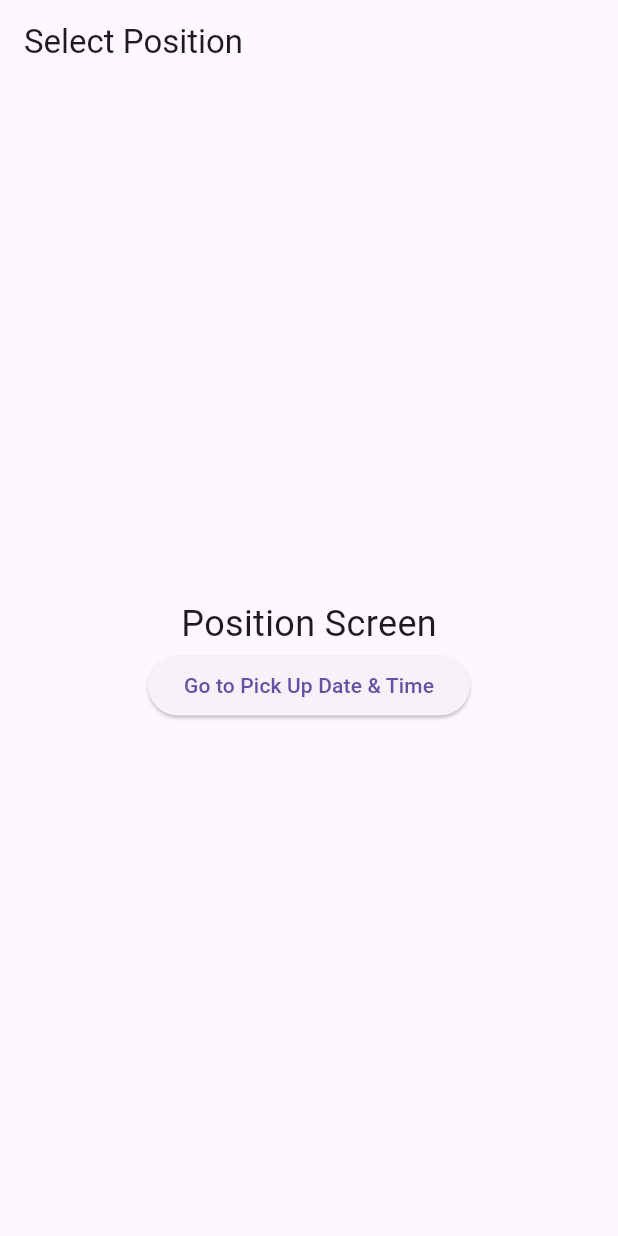
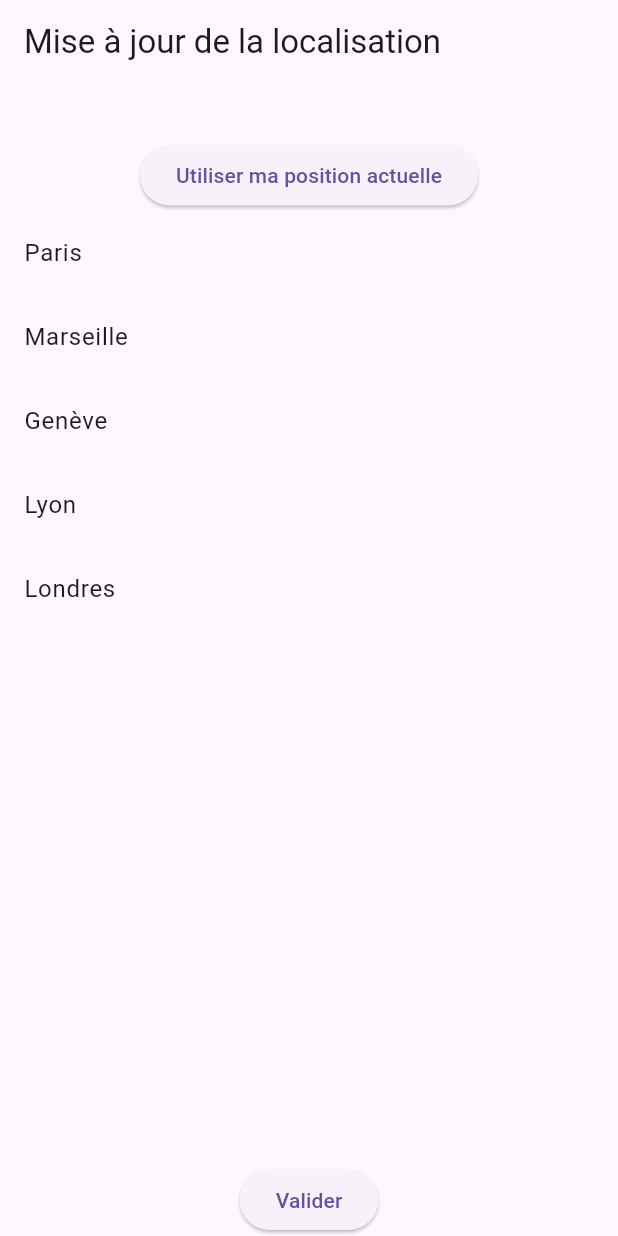
Before and after one commit to ByWizKi/BestRent, a Flutter app: the screen it shows after launch, on a phone screen of 412 x 824 dp. Run offline on Flutter 3.47's test engine with Material 3 defaults, Android fonts, the phone set to English and light mode, and no system bars; our stand-ins replace geolocator.

Commit message:
issue 1.1 : terminer ajout de la position courrante plus test ok

```diff
--- /dev/null
+++ b/lib/controllers/user_controller.dart
@@ -0,0 +1,43 @@
+import 'package:best_rent/models/user.dart';
+import 'package:geolocator/geolocator.dart';
+
+class UserController {
+  User user;
+
+  UserController(this.user);
+
+  Future<void> updateCoordinatesFromDevice() async {
+    Position position = await _determinePosition();
+    user.longitude = position.longitude;
+    user.latitude = position.latitude;
+  }
+
+  Future<void> updateCoordinatesFromCity(String city) async {
+    await user.setCoordinatesFromCity(city);
+  }
+
+  Future<Position> _determinePosition() async {
+    bool serviceEnabled;
+    LocationPermission permission;
+
+    serviceEnabled = await Geolocator.isLocationServiceEnabled();
+    if (!serviceEnabled) {
+      return Future.error('Les services de localisation sont désactivés.');
+    }
+
+    permission = await Geolocator.checkPermission();
+    if (permission == LocationPermission.denied) {
+      permission = await Geolocator.requestPermission();
+      if (permission == LocationPermission.denied) {
+        return Future.error('Les permissions de localisation sont refusées');
+      }
+    }
+
+    if (permission == LocationPermission.deniedForever) {
+      return Future.error(
+          'Les permissions de localisation sont définitivement refusées, nous ne pouvons pas demander les permissions.');
+    }
+
+    return await Geolocator.getCurrentPosition();
+  }
+}
--- a/lib/models/user.dart
+++ b/lib/models/user.dart
@@ -1,7 +1,6 @@
 // ignore_for_file: unnecessary_getters_setters, avoid_print
 
 import 'dart:convert';
-
 import 'package:http/http.dart' as http;
 
 /// Classe User pour représenter un utilisateur avec ses informations géographiques et temporelles.
--- a/lib/views/screens/position_screen.dart
+++ b/lib/views/screens/position_screen.dart
@@ -1,34 +1,80 @@
-// fichier: lib/views/position_screen.dart
-
-import 'package:best_rent/views/screens/pick_up_datetime_screen.dart'; // Assurez-vous d'importer correctement PickUpDateTimeScreen
+import 'package:best_rent/controllers/user_controller.dart';
+import 'package:best_rent/models/user.dart';
+import 'package:best_rent/views/screens/pick_up_datetime_screen.dart';
 import 'package:flutter/material.dart';
 
-class PositionScreen extends StatelessWidget {
-  const PositionScreen({super.key});
+class UserLocationPage extends StatefulWidget {
+  const UserLocationPage({super.key});
+
+  @override
+  _UserLocationPageState createState() => _UserLocationPageState();
+}
+
+class _UserLocationPageState extends State<UserLocationPage> {
+  final UserController _userController =
+      UserController(User(longitude: 0.0, latitude: 0.0));
+  final List<String> _cities = [
+    'Paris',
+    'Marseille',
+    'Genève',
+    'Lyon',
+    'Londres'
+  ];
+  String _locationMessage = '';
+
+  Future<void> _updateLocationDisplay() async {
+    String cityName =
+        await _userController.user.coordinatesToCity() ?? 'Ville inconnue';
+    setState(() {
+      _locationMessage =
+          'Longitude: ${_userController.user.longitude}, Latitude: ${_userController.user.latitude}, Ma ville : $cityName';
+    });
+  }
 
   @override
   Widget build(BuildContext context) {
     return Scaffold(
       appBar: AppBar(
-        title: const Text('Select Position'),
-        automaticallyImplyLeading: false,
+        title: const Text('Mise à jour de la localisation'),
       ),
-      body: Center(
-        child: Column(
-          mainAxisAlignment: MainAxisAlignment.center,
+      body: Column(
         children: <Widget>[
-            const Text('Position Screen', style: TextStyle(fontSize: 24)),
+          Padding(
+            padding: const EdgeInsets.all(8.0),
+            child: Text(_locationMessage),
+          ),
+          ElevatedButton(
+            onPressed: () async {
+              await _userController.updateCoordinatesFromDevice();
+              await _updateLocationDisplay();
+            },
+            child: const Text('Utiliser ma position actuelle'),
+          ),
+          Expanded(
+            child: ListView.builder(
+              itemCount: _cities.length,
+              itemBuilder: (context, index) {
+                return ListTile(
+                  title: Text(_cities[index]),
+                  onTap: () async {
+                    await _userController
+                        .updateCoordinatesFromCity(_cities[index]);
+                    await _updateLocationDisplay();
+                  },
+                );
+              },
+            ),
+          ),
           ElevatedButton(
             onPressed: () {
               Navigator.push(
                   context,
                   MaterialPageRoute(
-                        builder: (context) => PickUpDateTimeScreen()));
+                      builder: (context) => const PickUpDateTimeScreen()));
             },
-              child: const Text('Go to Pick Up Date & Time'),
-            ),
+            child: const Text('Valider'),
+          )
         ],
-        ),
       ),
     );
   }
--- a/lib/views/screens/splash_screen.dart
+++ b/lib/views/screens/splash_screen.dart
@@ -19,7 +19,7 @@ class _SplashScreenState extends State<SplashScreen> {
 
     // Naviguer vers PositionScreen et supprimer toutes les routes précédentes
     Navigator.pushReplacement(
-        context, MaterialPageRoute(builder: (context) => PositionScreen()));
+        context, MaterialPageRoute(builder: (context) => UserLocationPage()));
   }
 
   @override
--- a/pubspec.yaml
+++ b/pubspec.yaml
@@ -41,6 +41,9 @@ dependencies:
   scroll_date_picker: ^3.7.3
   test: ^1.24.9
   http: ^1.2.0
+  geolocator: ^11.0.0
+  mockito: ^5.4.4
+  flutter_typeahead: ^5.2.0
 
 dev_dependencies:
   flutter_test:
```
Also changed, not shown: pubspec.lock, 36 other files. Lines whose indentation alone changed are shown as unchanged.
